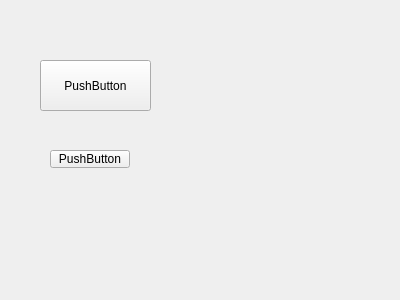
The window that pcs.ui (doubleja/ems_framelesswindow) describes before a commit, drawn with Qt 5.
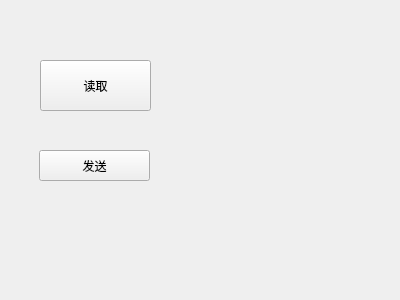
The same window after the commit.

What changed in the file:
```diff
--- a/pcs.ui
+++ b/pcs.ui
@@ -23,20 +23,20 @@
     </rect>
    </property>
    <property name="text">
-    <string>PushButton</string>
+    <string>读取</string>
    </property>
   </widget>
   <widget class="QPushButton" name="pushButton_2">
    <property name="geometry">
     <rect>
-     <x>50</x>
+     <x>39</x>
      <y>150</y>
-     <width>80</width>
-     <height>18</height>
+     <width>111</width>
+     <height>31</height>
     </rect>
    </property>
    <property name="text">
-    <string>PushButton</string>
+    <string>发送</string>
    </property>
   </widget>
  </widget>
```
